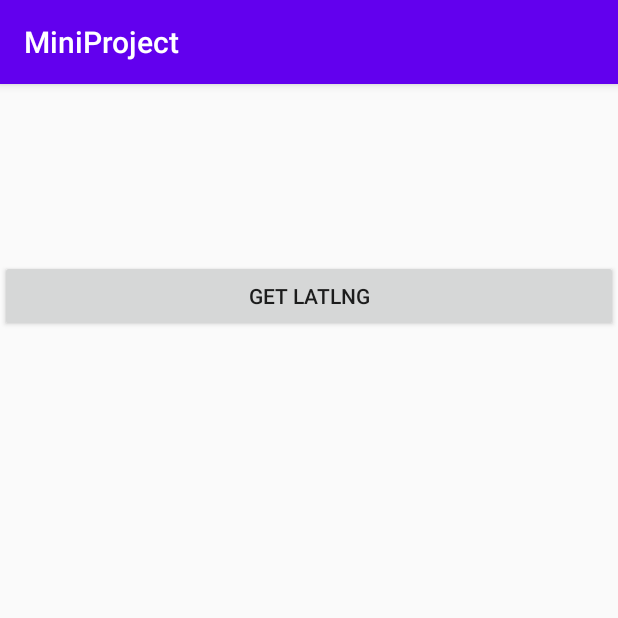
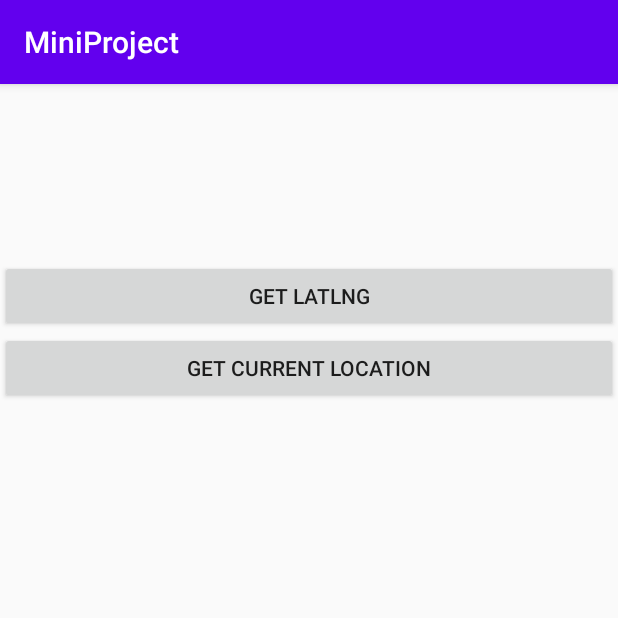
Before and after one commit to kevinunitec/MiniProjectApp, an Android app: the screen it shows after launch (MainActivity), after a tap on "GET LATLNG", on a phone screen of 412 x 824 dp, the top half of it. Run offline under Robolectric (Android 15) with nearby library versions, the phone set to English and light mode, and no system bars.

```diff
--- a/app/build.gradle
+++ b/app/build.gradle
@@ -31,5 +31,6 @@ dependencies {
     testImplementation 'junit:junit:4.12'
     androidTestImplementation 'androidx.test.ext:junit:1.1.1'
     androidTestImplementation 'androidx.test.espresso:espresso-core:3.2.0'
-    androidTestImplementation  'com.google.android.gms:play-services-location:17.0.0'
+    implementation 'com.google.android.gms:play-services-location:17.0.0'
+    implementation 'com.google.android.gms:play-services-maps:17.0.0'
 }
--- a/app/src/main/java/com/example/miniproject/GpsApp.java
+++ b/app/src/main/java/com/example/miniproject/GpsApp.java
@@ -11,6 +11,9 @@ import android.widget.Toast;
 
 import androidx.core.app.ActivityCompat;
 
+import com.google.android.gms.location.LocationRequest;
+import com.google.android.gms.maps.model.LatLng;
+
 public class GpsApp implements LocationListener {
     private LocationManager locationManager;
     Context mContext;
@@ -20,9 +23,6 @@ public class GpsApp implements LocationListener {
     }
 
     public Location getLocation() {
-        locationManager = (LocationManager) mContext.getSystemService(Context.LOCATION_SERVICE);
-        boolean isGPSEnabled = locationManager.isProviderEnabled(LocationManager.GPS_PROVIDER);
-        if (isGPSEnabled) {
         if (ActivityCompat.checkSelfPermission(mContext, Manifest.permission.ACCESS_FINE_LOCATION)
                 != PackageManager.PERMISSION_GRANTED && ActivityCompat.checkSelfPermission(mContext,
                 Manifest.permission.ACCESS_COARSE_LOCATION) != PackageManager.PERMISSION_GRANTED) {
@@ -35,9 +35,13 @@ public class GpsApp implements LocationListener {
             // for ActivityCompat#requestPermissions for more details.
             return null;
         }
-            locationManager.requestLocationUpdates(locationManager.GPS_PROVIDER, 5000, 20, this);
-            Location location = locationManager.getLastKnownLocation(locationManager.GPS_PROVIDER);
-            return location;
+        locationManager = (LocationManager) mContext.getSystemService(Context.LOCATION_SERVICE);
+        boolean isGPSEnabled = locationManager.isProviderEnabled(LocationManager.GPS_PROVIDER);
+
+        if (isGPSEnabled) {
+            locationManager.requestLocationUpdates(LocationManager.GPS_PROVIDER,5000, 15, this);
+            Location location1 = locationManager.getLastKnownLocation(LocationManager.GPS_PROVIDER);
+            return location1;
         }else {
             Toast.makeText(mContext, "GPS can not enable", Toast.LENGTH_LONG).show();
         }
--- a/app/src/main/java/com/example/miniproject/MainActivity.java
+++ b/app/src/main/java/com/example/miniproject/MainActivity.java
@@ -5,6 +5,7 @@ import androidx.core.app.ActivityCompat;
 
 import android.Manifest;
 import android.content.Context;
+import android.content.Intent;
 import android.content.pm.PackageManager;
 import android.location.Location;
 import android.location.LocationListener;
@@ -16,8 +17,9 @@ import android.widget.TextView;
 
 public class MainActivity extends AppCompatActivity  {
 
+    private static final int REQUEST_CODE = 11;
     private TextView tvLocation;
-    private Button btnLatlng;
+    private Button btnLatlng, btnCrrentLocation;
     private LocationManager locationManager;
     private double latitude, longitude;
 
@@ -28,10 +30,18 @@ public class MainActivity extends AppCompatActivity  {
 
         tvLocation = (TextView) findViewById(R.id.tvLocation);
         btnLatlng = (Button) findViewById(R.id.btn_Location);
+        btnCrrentLocation = (Button) findViewById(R.id.btn_CurrentLocation);
 
         //check permission
         ActivityCompat.requestPermissions(MainActivity.this, new String[] {
-                Manifest.permission.ACCESS_FINE_LOCATION},11);
+                Manifest.permission.ACCESS_FINE_LOCATION}, REQUEST_CODE);
+        btnCrrentLocation.setOnClickListener(new View.OnClickListener() {
+            @Override
+            public void onClick(View v) {
+                Intent intent = new Intent(MainActivity.this, MapsActivity.class);
+                startActivity(intent);
+            }
+        });
 
         btnLatlng.setOnClickListener(new View.OnClickListener() {
             @Override
@@ -44,7 +54,9 @@ public class MainActivity extends AppCompatActivity  {
                     double longi = location.getLongitude();
                     tvLocation.setText("Latitude: " + lat + "\n" + "Longitude: " + longi);
                 }
+
             }
         });
     }
+
 }
--- a/app/src/main/res/layout/activity_main.xml
+++ b/app/src/main/res/layout/activity_main.xml
@@ -24,6 +24,12 @@
             android:layout_height="wrap_content"
             android:text="Get Latlng" />
 
+        <Button
+            android:id="@+id/btn_CurrentLocation"
+            android:layout_width="match_parent"
+            android:layout_height="wrap_content"
+            android:text="Get Current Location" />
+
 
     </LinearLayout>
 
--- a/app/src/main/res/values/strings.xml
+++ b/app/src/main/res/values/strings.xml
@@ -1,3 +1,5 @@
 <resources>
     <string name="app_name">MiniProject</string>
+
+    <string name="title_activity_maps">Map</string>
 </resources>
```
Also changed, not shown: app/src/debug/res/values/google_maps_api.xml (added, +24 -0 lines), app/src/main/AndroidManifest.xml (+26 -2 lines), app/src/main/java/com/example/miniproject/MapsActivity.java (added, +63 -0 lines), app/src/main/res/layout/activity_maps.xml (added, +9 -0 lines), 1 other file. Lines whose indentation alone changed are shown as unchanged.
